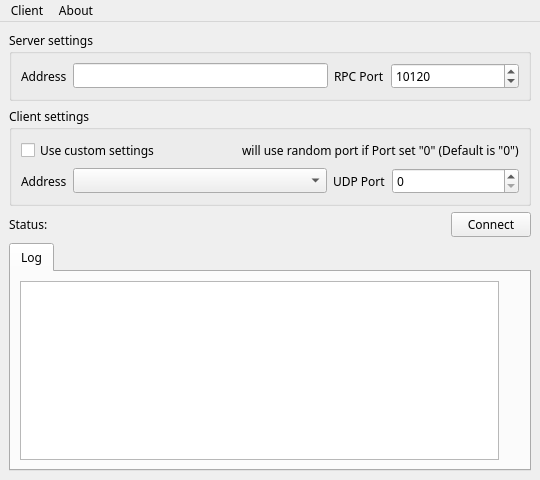
Old version of the form aqua-qt/qt-client/src/ui/ClientMainWindow.ui in the repository aquawius/aqua.
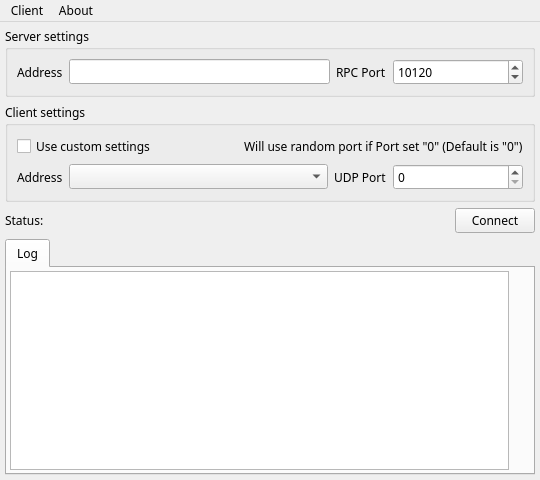
New version of the form. Custom widgets are drawn as their Qt base class.

The edit to the form file:
```diff
--- a/aqua-qt/qt-client/src/ui/ClientMainWindow.ui
+++ b/aqua-qt/qt-client/src/ui/ClientMainWindow.ui
@@ -20,6 +20,18 @@
   </property>
   <widget class="QWidget" name="centralwidget">
    <layout class="QVBoxLayout" name="verticalLayout">
+    <property name="leftMargin">
+     <number>5</number>
+    </property>
+    <property name="topMargin">
+     <number>5</number>
+    </property>
+    <property name="rightMargin">
+     <number>5</number>
+    </property>
+    <property name="bottomMargin">
+     <number>5</number>
+    </property>
     <item>
      <layout class="QVBoxLayout" name="verticalLayout_2">
       <item>
@@ -28,6 +40,18 @@
          <string>Server settings</string>
         </property>
         <layout class="QGridLayout" name="gridLayout" columnstretch="0,2,0,1">
+         <property name="leftMargin">
+          <number>9</number>
+         </property>
+         <property name="topMargin">
+          <number>9</number>
+         </property>
+         <property name="rightMargin">
+          <number>9</number>
+         </property>
+         <property name="bottomMargin">
+          <number>9</number>
+         </property>
          <item row="0" column="0">
           <widget class="QLabel" name="label_ServerAddress">
            <property name="text">
@@ -92,7 +116,7 @@
            <item>
             <widget class="QLabel" name="label_text">
              <property name="text">
-              <string>will use random port if Port set &quot;0&quot; (Default is &quot;0&quot;)</string>
+              <string>Will use random port if Port set &quot;0&quot; (Default is &quot;0&quot;)</string>
              </property>
             </widget>
            </item>
@@ -111,7 +135,11 @@
             </widget>
            </item>
            <item row="0" column="3">
-            <widget class="QSpinBox" name="spinBox_ClientUDPPort"/>
+            <widget class="QSpinBox" name="spinBox_ClientUDPPort">
+             <property name="maximum">
+              <number>65535</number>
+             </property>
+            </widget>
            </item>
            <item row="0" column="0">
             <widget class="QLabel" name="label_ClientAddress">
@@ -170,6 +198,18 @@
           <string>Log</string>
          </attribute>
          <layout class="QHBoxLayout" name="horizontalLayout_2">
+          <property name="leftMargin">
+           <number>3</number>
+          </property>
+          <property name="topMargin">
+           <number>3</number>
+          </property>
+          <property name="rightMargin">
+           <number>3</number>
+          </property>
+          <property name="bottomMargin">
+           <number>3</number>
+          </property>
           <item>
            <widget class="QTextBrowser" name="textBrowser"/>
           </item>
```
Left out of the diff: 20 changed lines with no effect on the pictures.
